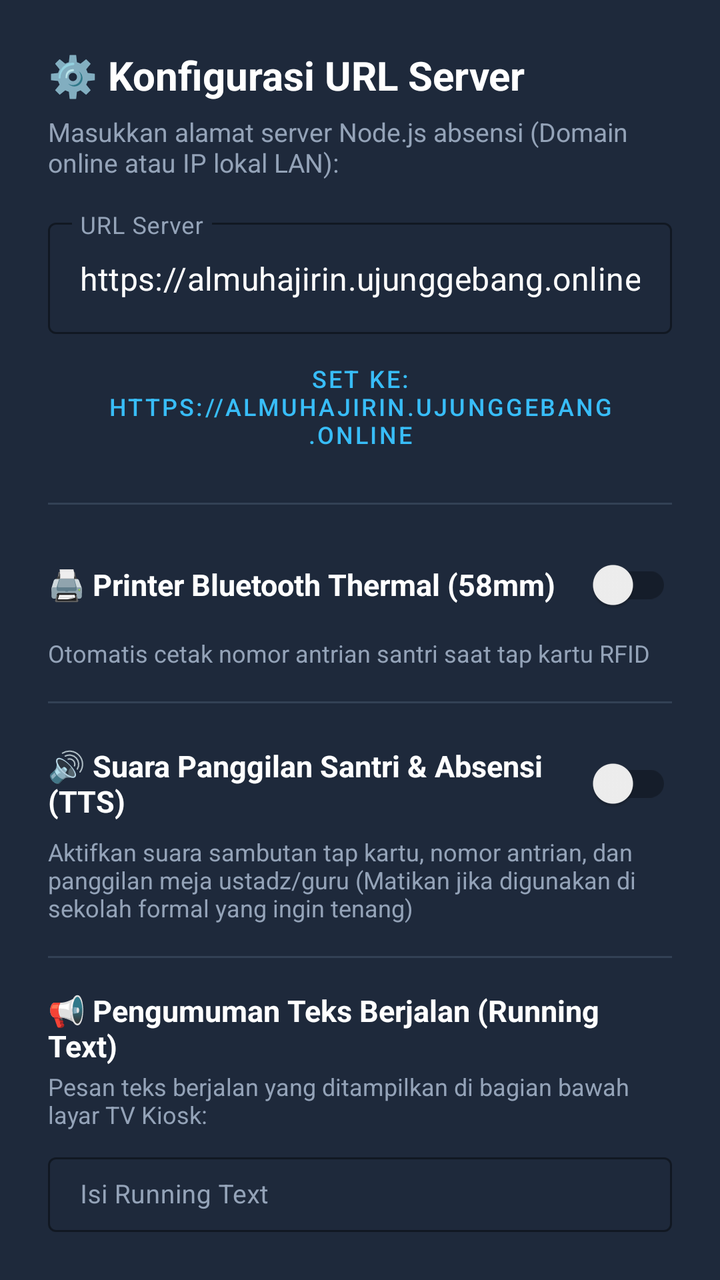
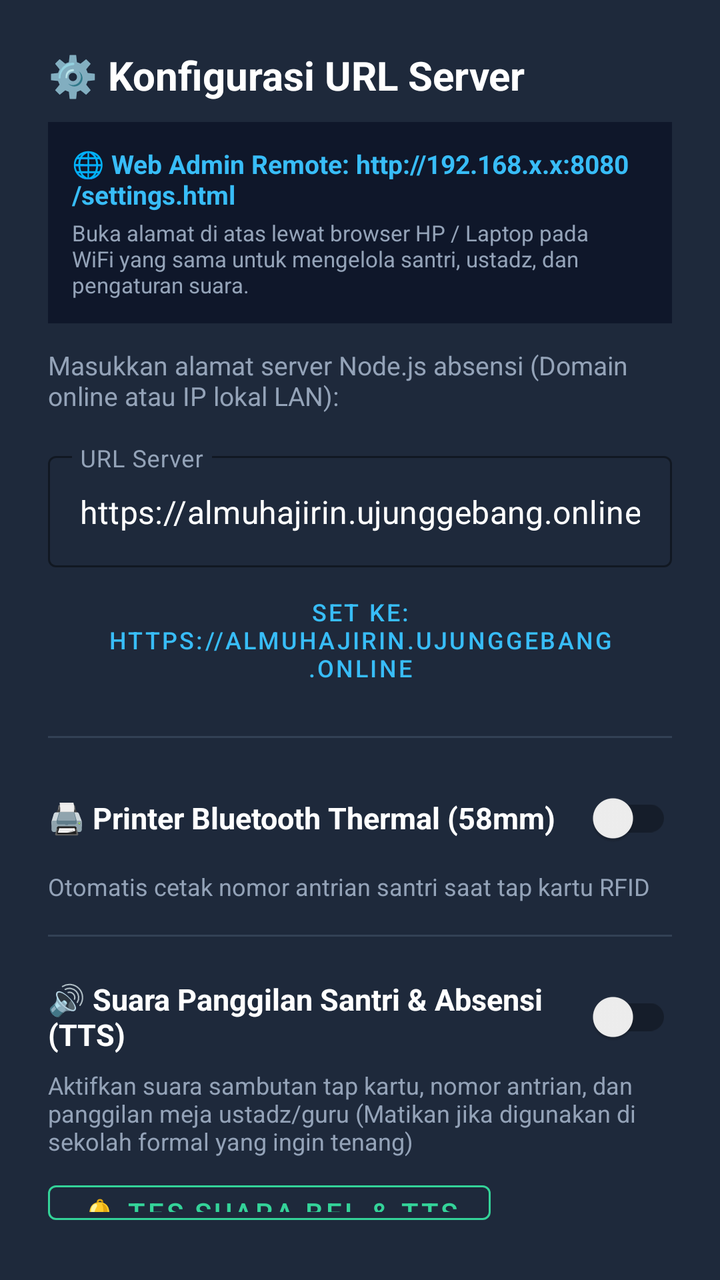

Screens rendered from an Android XML layout before and after an edit, with the pre-edit source and the edit as a unified diff.
<!-- AndroidManifest.xml: application theme Theme.SmartSchool -->
<!-- res/layout/dialog_server_settings.xml -->
<?xml version="1.0" encoding="utf-8"?>
<LinearLayout xmlns:android="http://schemas.android.com/apk/res/android"
    xmlns:app="http://schemas.android.com/apk/res-auto"
    android:layout_width="match_parent"
    android:layout_height="wrap_content"
    android:background="#1E293B"
    android:orientation="vertical"
    android:padding="24dp">

    
    <TextView
        android:layout_width="wrap_content"
        android:layout_height="wrap_content"
        android:text="⚙️ Konfigurasi URL Server"
        android:textColor="@android:color/white"
        android:textSize="20sp"
        android:textStyle="bold" />

    <TextView
        android:layout_width="wrap_content"
        android:layout_height="wrap_content"
        android:layout_marginTop="6dp"
        android:text="Masukkan alamat server Node.js absensi (Domain online atau IP lokal LAN):"
        android:textColor="#94A3B8"
        android:textSize="13sp" />

    
    <com.google.android.material.textfield.TextInputLayout
        android:id="@+id/tilServerUrl"
        style="@style/Widget.MaterialComponents.TextInputLayout.OutlinedBox"
        android:layout_width="match_parent"
        android:layout_height="wrap_content"
        android:layout_marginTop="16dp"
        android:hint="URL Server"
        android:textColorHint="#94A3B8"
        app:boxStrokeColor="#38BDF8"
        app:boxStrokeWidthFocused="2dp"
        app:hintTextColor="#38BDF8">

        <com.google.android.material.textfield.TextInputEditText
            android:id="@+id/etServerUrl"
            android:layout_width="match_parent"
            android:layout_height="wrap_content"
            android:inputType="textUri"
            android:text="https://almuhajirin.ujunggebang.online"
            android:textColor="@android:color/white"
            android:textSize="16sp" />
    </com.google.android.material.textfield.TextInputLayout>

    
    <com.google.android.material.button.MaterialButton
        android:id="@+id/btnPresetDefault"
        style="@style/Widget.MaterialComponents.Button.TextButton"
        android:layout_width="wrap_content"
        android:layout_height="wrap_content"
        android:layout_marginTop="4dp"
        android:text="Set ke: https://almuhajirin.ujunggebang.online"
        android:textColor="#38BDF8"
        android:textSize="12sp" />

    
    <TextView
        android:id="@+id/tvPingStatus"
        android:layout_width="match_parent"
        android:layout_height="wrap_content"
        android:layout_marginTop="8dp"
        android:text=""
        android:textSize="13sp"
        android:visibility="gone" />

    
    <View
        android:layout_width="match_parent"
        android:layout_height="1dp"
        android:layout_marginTop="16dp"
        android:layout_marginBottom="16dp"
        android:background="#334155" />

    
    <LinearLayout
        android:layout_width="match_parent"
        android:layout_height="wrap_content"
        android:gravity="center_vertical"
        android:orientation="horizontal">

        <TextView
            android:layout_width="0dp"
            android:layout_height="wrap_content"
            android:layout_weight="1"
            android:text="🖨️ Printer Bluetooth Thermal (58mm)"
            android:textColor="@android:color/white"
            android:textSize="15sp"
            android:textStyle="bold" />

        <androidx.appcompat.widget.SwitchCompat
            android:id="@+id/switchPrinter"
            android:layout_width="wrap_content"
            android:layout_height="wrap_content" />
    </LinearLayout>

    <TextView
        android:layout_width="wrap_content"
        android:layout_height="wrap_content"
        android:layout_marginTop="2dp"
        android:text="Otomatis cetak nomor antrian santri saat tap kartu RFID"
        android:textColor="#94A3B8"
        android:textSize="12sp" />

    
    <LinearLayout
        android:id="@+id/layoutPrinterOptions"
        android:layout_width="match_parent"
        android:layout_height="wrap_content"
        android:layout_marginTop="10dp"
        android:orientation="vertical"
        android:visibility="gone">

        <TextView
            android:layout_width="wrap_content"
            android:layout_height="wrap_content"
            android:text="Pilih Printer Bluetooth Terpasang:"
            android:textColor="#CBD5E1"
            android:textSize="12sp" />

        <Spinner
            android:id="@+id/spinnerPrinter"
            android:layout_width="match_parent"
            android:layout_height="44dp"
            android:layout_marginTop="6dp"
            android:background="#0F172A"
            android:paddingStart="12dp"
            android:paddingEnd="12dp" />

        <LinearLayout
            android:layout_width="match_parent"
            android:layout_height="wrap_content"
            android:layout_marginTop="8dp"
            android:gravity="center_vertical"
            android:orientation="horizontal">

            <com.google.android.material.button.MaterialButton
                android:id="@+id/btnRefreshPrinters"
                style="@style/Widget.MaterialComponents.Button.TextButton"
                android:layout_width="wrap_content"
                android:layout_height="wrap_content"
                android:text="🔄 Refresh List"
                android:textColor="#38BDF8"
                android:textSize="12sp" />

            <View
                android:layout_width="0dp"
                android:layout_height="1dp"
                android:layout_weight="1" />

            <com.google.android.material.button.MaterialButton
                android:id="@+id/btnTestPrint"
                style="@style/Widget.MaterialComponents.Button.OutlinedButton"
                android:layout_width="wrap_content"
                android:layout_height="wrap_content"
                android:text="Tes Cetak"
                android:textColor="#34D399"
                app:strokeColor="#34D399" />
        </LinearLayout>

        
        <TextView
            android:layout_width="wrap_content"
            android:layout_height="wrap_content"
            android:layout_marginTop="6dp"
            android:text="Atau Masukkan MAC Address Printer Secara Manual:"
            android:textColor="#94A3B8"
            android:textSize="11sp" />

        <com.google.android.material.textfield.TextInputLayout
            android:id="@+id/tilPrinterMac"
            style="@style/Widget.MaterialComponents.TextInputLayout.OutlinedBox"
            android:layout_width="match_parent"
            android:layout_height="wrap_content"
            android:layout_marginTop="4dp"
            android:hint="Contoh: 66:22:BB:11:33:AA"
            android:textColorHint="#94A3B8"
            app:boxStrokeColor="#38BDF8"
            app:boxStrokeWidthFocused="1.5dp"
            app:hintTextColor="#38BDF8">

            <com.google.android.material.textfield.TextInputEditText
                android:id="@+id/etPrinterMac"
                android:layout_width="match_parent"
                android:layout_height="wrap_content"
                android:inputType="textCapCharacters"
                android:textColor="@android:color/white"
                android:textSize="14sp" />
        </com.google.android.material.textfield.TextInputLayout>

        <TextView
            android:id="@+id/tvPrinterStatus"
            android:layout_width="match_parent"
            android:layout_height="wrap_content"
            android:layout_marginTop="4dp"
            android:text=""
            android:textSize="12sp"
            android:visibility="gone" />
    </LinearLayout>

    
    <View
        android:layout_width="match_parent"
        android:layout_height="1dp"
        android:layout_marginTop="16dp"
        android:layout_marginBottom="16dp"
        android:background="#334155" />

    
    <LinearLayout
        android:layout_width="match_parent"
        android:layout_height="wrap_content"
        android:gravity="center_vertical"
        android:orientation="horizontal">

        <TextView
            android:layout_width="0dp"
            android:layout_height="wrap_content"
            android:layout_weight="1"
            android:text="🔊 Suara Panggilan Santri &amp; Absensi (TTS)"
            android:textColor="@android:color/white"
            android:textSize="15sp"
            android:textStyle="bold" />

        <androidx.appcompat.widget.SwitchCompat
            android:id="@+id/switchTts"
            android:layout_width="wrap_content"
            android:layout_height="wrap_content" />
    </LinearLayout>

    <TextView
        android:layout_width="wrap_content"
        android:layout_height="wrap_content"
        android:layout_marginTop="2dp"
        android:text="Aktifkan suara sambutan tap kartu, nomor antrian, dan panggilan meja ustadz/guru (Matikan jika digunakan di sekolah formal yang ingin tenang)"
        android:textColor="#94A3B8"
        android:textSize="12sp" />

    
    <View
        android:layout_width="match_parent"
        android:layout_height="1dp"
        android:layout_marginTop="16dp"
        android:layout_marginBottom="16dp"
        android:background="#334155" />

    
    <TextView
        android:layout_width="wrap_content"
        android:layout_height="wrap_content"
        android:text="📢 Pengumuman Teks Berjalan (Running Text)"
        android:textColor="@android:color/white"
        android:textSize="15sp"
        android:textStyle="bold" />

    <TextView
        android:layout_width="wrap_content"
        android:layout_height="wrap_content"
        android:layout_marginTop="2dp"
        android:text="Pesan teks berjalan yang ditampilkan di bagian bawah layar TV Kiosk:"
        android:textColor="#94A3B8"
        android:textSize="12sp" />

    <com.google.android.material.textfield.TextInputLayout
        android:id="@+id/tilRunningText"
        style="@style/Widget.MaterialComponents.TextInputLayout.OutlinedBox"
        android:layout_width="match_parent"
        android:layout_height="wrap_content"
        android:layout_marginTop="8dp"
        android:hint="Isi Running Text"
        android:textColorHint="#94A3B8"
        app:boxStrokeColor="#38BDF8"
        app:boxStrokeWidthFocused="1.5dp"
        app:hintTextColor="#38BDF8">

        <com.google.android.material.textfield.TextInputEditText
            android:id="@+id/etRunningText"
            android:layout_width="match_parent"
            android:layout_height="wrap_content"
            android:inputType="textMultiLine"
            android:lines="2"
            android:textColor="@android:color/white"
            android:textSize="13sp" />
    </com.google.android.material.textfield.TextInputLayout>

    
    <View
        android:layout_width="match_parent"
        android:layout_height="1dp"
        android:layout_marginTop="16dp"
        android:layout_marginBottom="16dp"
        android:background="#334155" />

    
    <TextView
        android:layout_width="wrap_content"
        android:layout_height="wrap_content"
        android:text="🕌 Kordinat Jadwal Sholat (Lintang / Bujur)"
        android:textColor="@android:color/white"
        android:textSize="15sp"
        android:textStyle="bold" />

    <TextView
        android:layout_width="wrap_content"
        android:layout_height="wrap_content"
        android:layout_marginTop="2dp"
        android:text="Kordinat lokasi instansi (bisa juga diatur via web admin dengan peta interaktif):"
        android:textColor="#94A3B8"
        android:textSize="12sp" />

    <LinearLayout
        android:layout_width="match_parent"
        android:layout_height="wrap_content"
        android:layout_marginTop="8dp"
        android:orientation="horizontal">

        <com.google.android.material.textfield.TextInputLayout
            android:id="@+id/tilPrayerLat"
            style="@style/Widget.MaterialComponents.TextInputLayout.OutlinedBox"
            android:layout_width="0dp"
            android:layout_height="wrap_content"
            android:layout_marginEnd="6dp"
            android:layout_weight="1"
            android:hint="Latitude"
            android:textColorHint="#94A3B8"
            app:boxStrokeColor="#38BDF8"
            app:hintTextColor="#38BDF8">

            <com.google.android.material.textfield.TextInputEditText
                android:id="@+id/etPrayerLat"
                android:layout_width="match_parent"
                android:layout_height="wrap_content"
                android:inputType="numberSigned|numberDecimal"
                android:text="-6.3263"
                android:textColor="@android:color/white"
                android:textSize="13sp" />
        </com.google.android.material.textfield.TextInputLayout>

        <com.google.android.material.textfield.TextInputLayout
            android:id="@+id/tilPrayerLng"
            style="@style/Widget.MaterialComponents.TextInputLayout.OutlinedBox"
            android:layout_width="0dp"
            android:layout_height="wrap_content"
            android:layout_marginStart="6dp"
            android:layout_weight="1"
            android:hint="Longitude"
            android:textColorHint="#94A3B8"
            app:boxStrokeColor="#38BDF8"
            app:hintTextColor="#38BDF8">

            <com.google.android.material.textfield.TextInputEditText
                android:id="@+id/etPrayerLng"
                android:layout_width="match_parent"
                android:layout_height="wrap_content"
                android:inputType="numberSigned|numberDecimal"
                android:text="108.3200"
                android:textColor="@android:color/white"
                android:textSize="13sp" />
        </com.google.android.material.textfield.TextInputLayout>
    </LinearLayout>

    
    <LinearLayout
        android:layout_width="match_parent"
        android:layout_height="wrap_content"
        android:layout_marginTop="12dp"
        android:gravity="center_vertical"
        android:orientation="horizontal">

        <TextView
            android:layout_width="0dp"
            android:layout_height="wrap_content"
            android:layout_weight="1"
            android:text="📢 Suara Pengingat Sholat (TTS)"
            android:textColor="@android:color/white"
            android:textSize="14sp"
            android:textStyle="bold" />

        <androidx.appcompat.widget.SwitchCompat
            android:id="@+id/switchPrayerTts"
            android:layout_width="wrap_content"
            android:layout_height="wrap_content" />
    </LinearLayout>

    <TextView
        android:layout_width="wrap_content"
        android:layout_height="wrap_content"
        android:layout_marginTop="2dp"
        android:text="Aktifkan pengumuman suara TTS saat masuk waktu sholat (Jika mati, hanya menampilkan popup visual 20 detik secara hening)"
        android:textColor="#94A3B8"
        android:textSize="12sp" />

    
    <LinearLayout
        android:layout_width="match_parent"
        android:layout_height="wrap_content"
        android:layout_marginTop="20dp"
        android:gravity="end"
        android:orientation="horizontal">

        <com.google.android.material.button.MaterialButton
            android:id="@+id/btnTestPing"
            style="@style/Widget.MaterialComponents.Button.OutlinedButton"
            android:layout_width="wrap_content"
            android:layout_height="wrap_content"
            android:layout_marginEnd="10dp"
            android:text="Tes Koneksi"
            android:textColor="#38BDF8"
            app:strokeColor="#38BDF8" />

        <com.google.android.material.button.MaterialButton
            android:id="@+id/btnCancel"
            style="@style/Widget.MaterialComponents.Button.TextButton"
            android:layout_width="wrap_content"
            android:layout_height="wrap_content"
            android:layout_marginEnd="10dp"
            android:text="Batal"
            android:textColor="#94A3B8" />

        <com.google.android.material.button.MaterialButton
            android:id="@+id/btnSave"
            android:layout_width="wrap_content"
            android:layout_height="wrap_content"
            android:backgroundTint="#0D9488"
            android:text="Simpan &amp; Terapkan"
            android:textColor="@android:color/white" />
    </LinearLayout>

</LinearLayout>
<!-- resources referenced by this layout -->
<resources>
  <style name="Theme.SmartSchool" parent="Theme.MaterialComponents.DayNight.NoActionBar">
          
          <item name="colorPrimary">@color/primary</item>
          <item name="colorPrimaryVariant">@color/primary_dark</item>
          <item name="colorOnPrimary">@android:color/white</item>
          
          <item name="colorSecondary">@color/accent</item>
          <item name="colorSecondaryVariant">@color/primary_dark</item>
          <item name="colorOnSecondary">@android:color/white</item>
          
          <item name="android:statusBarColor">@color/primary_dark</item>
          <item name="android:windowLightStatusBar" tools:targetApi="m">false</item>
          
          <item name="android:windowBackground">@color/background</item>
      </style>
  <color name="primary">#0D9488</color>
  <color name="primary_dark">#0F766E</color>
  <color name="accent">#10B981</color>
  <color name="background">#F8FAFC</color>
</resources>

<!-- the commit's change to res/layout/dialog_server_settings.xml (unified diff, before → after) -->
@@ -16,10 +16,37 @@
         android:textSize="20sp"
         android:textStyle="bold" />
 
-    <TextView
-        android:layout_width="wrap_content"
-        android:layout_height="wrap_content"
-        android:layout_marginTop="6dp"
+    
+    <LinearLayout
+        android:layout_width="match_parent"
+        android:layout_height="wrap_content"
+        android:layout_marginTop="10dp"
+        android:background="#0F172A"
+        android:orientation="vertical"
+        android:padding="12dp">
+
+        <TextView
+            android:id="@+id/tvWebAdminIpUrl"
+            android:layout_width="wrap_content"
+            android:layout_height="wrap_content"
+            android:text="🌐 Web Admin Remote: http://192.168.x.x:8080/settings.html"
+            android:textColor="#38BDF8"
+            android:textSize="13sp"
+            android:textStyle="bold" />
+
+        <TextView
+            android:layout_width="wrap_content"
+            android:layout_height="wrap_content"
+            android:layout_marginTop="3dp"
+            android:text="Buka alamat di atas lewat browser HP / Laptop pada WiFi yang sama untuk mengelola santri, ustadz, dan pengaturan suara."
+            android:textColor="#94A3B8"
+            android:textSize="11sp" />
+    </LinearLayout>
+
+    <TextView
+        android:layout_width="wrap_content"
+        android:layout_height="wrap_content"
+        android:layout_marginTop="12dp"
         android:text="Masukkan alamat server Node.js absensi (Domain online atau IP lokal LAN):"
         android:textColor="#94A3B8"
         android:textSize="13sp" />
@@ -95,7 +122,8 @@
         <androidx.appcompat.widget.SwitchCompat
             android:id="@+id/switchPrinter"
             android:layout_width="wrap_content"
-            android:layout_height="wrap_content" />
+            android:layout_height="wrap_content"
+            android:focusable="false" />
     </LinearLayout>
 
     <TextView
@@ -229,7 +257,8 @@
         <androidx.appcompat.widget.SwitchCompat
             android:id="@+id/switchTts"
             android:layout_width="wrap_content"
-            android:layout_height="wrap_content" />
+            android:layout_height="wrap_content"
+            android:focusable="false" />
     </LinearLayout>
 
     <TextView
@@ -239,6 +268,16 @@
         android:text="Aktifkan suara sambutan tap kartu, nomor antrian, dan panggilan meja ustadz/guru (Matikan jika digunakan di sekolah formal yang ingin tenang)"
         android:textColor="#94A3B8"
         android:textSize="12sp" />
+
+    <com.google.android.material.button.MaterialButton
+        android:id="@+id/btnTestAudio"
+        style="@style/Widget.MaterialComponents.Button.OutlinedButton"
+        android:layout_width="wrap_content"
+        android:layout_height="wrap_content"
+        android:layout_marginTop="8dp"
+        android:text="🔔 Tes Suara Bel &amp; TTS"
+        android:textColor="#34D399"
+        app:strokeColor="#34D399" />
 
     
     <View
@@ -383,7 +422,8 @@
         <androidx.appcompat.widget.SwitchCompat
             android:id="@+id/switchPrayerTts"
             android:layout_width="wrap_content"
-            android:layout_height="wrap_content" />
+            android:layout_height="wrap_content"
+            android:focusable="false" />
     </LinearLayout>
 
     <TextView
